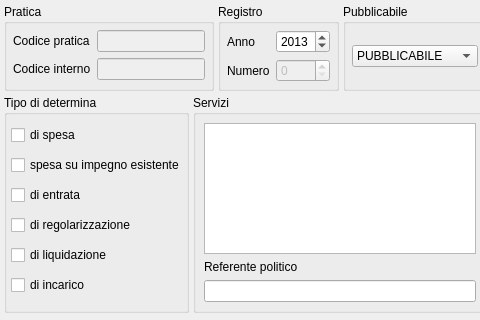
Above: src/com/axiastudio/suite/deliberedetermine/forms/determina.ui from tizianolattisi/suitegda before the change; both pictures show x 0 to 480 and y 0 to 320 of the 925 by 668 pixel window. Below: the same form after it.
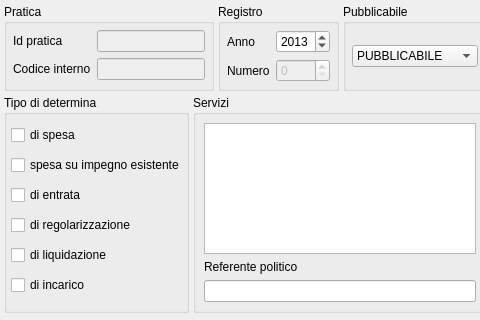
That is the form after the change. Custom widgets are drawn as their Qt base class.

Commit message: Verifica collection ServiziDetermina !=null ; referente politico visibile al primo inserimento del servizio della determina

The edit to the form file:
```diff
--- a/src/com/axiastudio/suite/deliberedetermine/forms/determina.ui
+++ b/src/com/axiastudio/suite/deliberedetermine/forms/determina.ui
@@ -42,7 +42,10 @@
        <item row="0" column="0">
         <widget class="QLabel" name="label">
          <property name="text">
-          <string>Codice pratica</string>
+          <string>Id pratica</string>
+         </property>
+         <property name="buddy">
+          <cstring>lineEdit</cstring>
          </property>
         </widget>
        </item>
```
Left out of the diff: 21 changed lines with no effect on the pictures. The commit also changes 2 other files.
